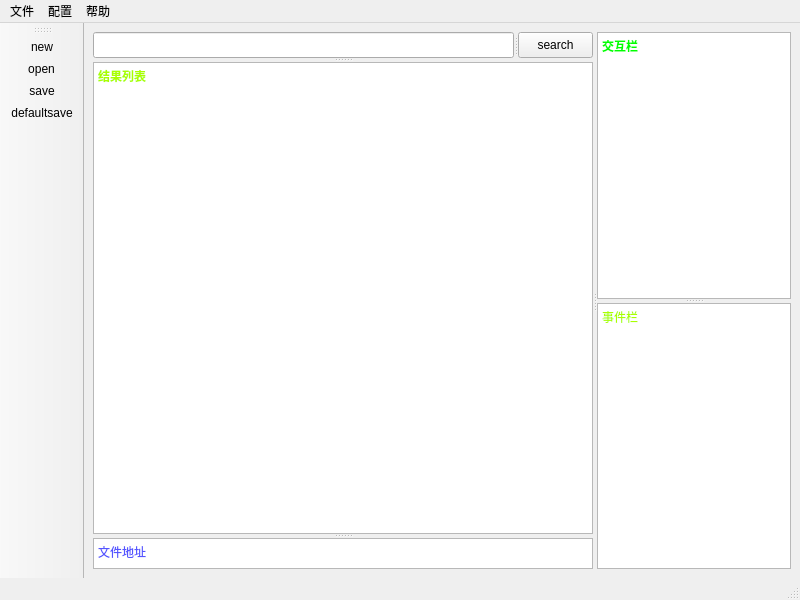
The window that UI/firstMainWin.ui (chaiwenda/Qt-mind) describes before a commit, drawn with Qt 5.
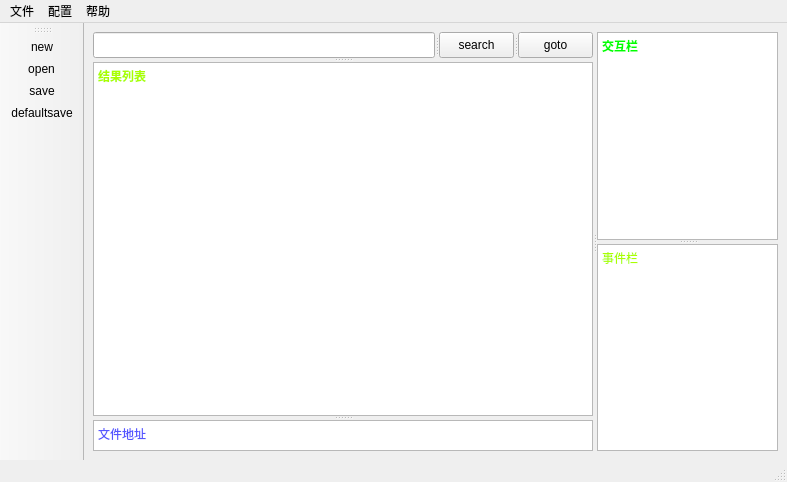
The same window after the commit. Icons and pictures are not drawn.

The edit to the form file:
```diff
--- a/UI/firstMainWin.ui
+++ b/UI/firstMainWin.ui
@@ -6,8 +6,8 @@
    <rect>
     <x>0</x>
     <y>0</y>
-    <width>800</width>
-    <height>600</height>
+    <width>578</width>
+    <height>482</height>
    </rect>
   </property>
   <property name="windowTitle">
@@ -16,13 +16,9 @@
   <widget class="QWidget" name="centralwidget">
    <layout class="QVBoxLayout" name="verticalLayout">
     <item>
-     <widget class="QSplitter" name="splitter_5">
-      <property name="orientation">
-       <enum>Qt::Horizontal</enum>
-      </property>
       <widget class="QSplitter" name="splitter_4">
        <property name="orientation">
-        <enum>Qt::Vertical</enum>
+       <enum>Qt::Horizontal</enum>
        </property>
        <widget class="QSplitter" name="splitter_3">
         <property name="orientation">
@@ -63,6 +59,23 @@
            <string>search</string>
           </property>
          </widget>
+        <widget class="QPushButton" name="pushButton_2">
+         <property name="minimumSize">
+          <size>
+           <width>75</width>
+           <height>23</height>
+          </size>
+         </property>
+         <property name="maximumSize">
+          <size>
+           <width>75</width>
+           <height>16777215</height>
+          </size>
+         </property>
+         <property name="text">
+          <string>goto</string>
+         </property>
+        </widget>
         </widget>
         <widget class="QTextBrowser" name="textBrowser">
          <property name="minimumSize">
@@ -79,7 +92,6 @@
 &lt;p style=&quot; margin-top:0px; margin-bottom:0px; margin-left:0px; margin-right:0px; -qt-block-indent:0; text-indent:0px;&quot;&gt;&lt;span style=&quot; font-weight:600; color:#aaff00;&quot;&gt;结果列表&lt;/span&gt;&lt;/p&gt;&lt;/body&gt;&lt;/html&gt;</string>
          </property>
         </widget>
-       </widget>
        <widget class="QTextBrowser" name="textBrowser_4">
         <property name="maximumSize">
          <size>
@@ -103,7 +115,7 @@
        <widget class="QTextBrowser" name="textBrowser_3">
         <property name="minimumSize">
          <size>
-          <width>20</width>
+          <width>181</width>
           <height>20</height>
          </size>
         </property>
@@ -124,7 +136,7 @@
        <widget class="QTextBrowser" name="textBrowser_2">
         <property name="minimumSize">
          <size>
-          <width>20</width>
+          <width>181</width>
           <height>20</height>
          </size>
         </property>
@@ -152,7 +164,7 @@
     <rect>
      <x>0</x>
      <y>0</y>
-     <width>800</width>
+     <width>578</width>
      <height>23</height>
     </rect>
    </property>
```
Left out of the diff: 19 changed lines with no effect on the pictures. Lines whose indentation alone changed are shown as unchanged.
